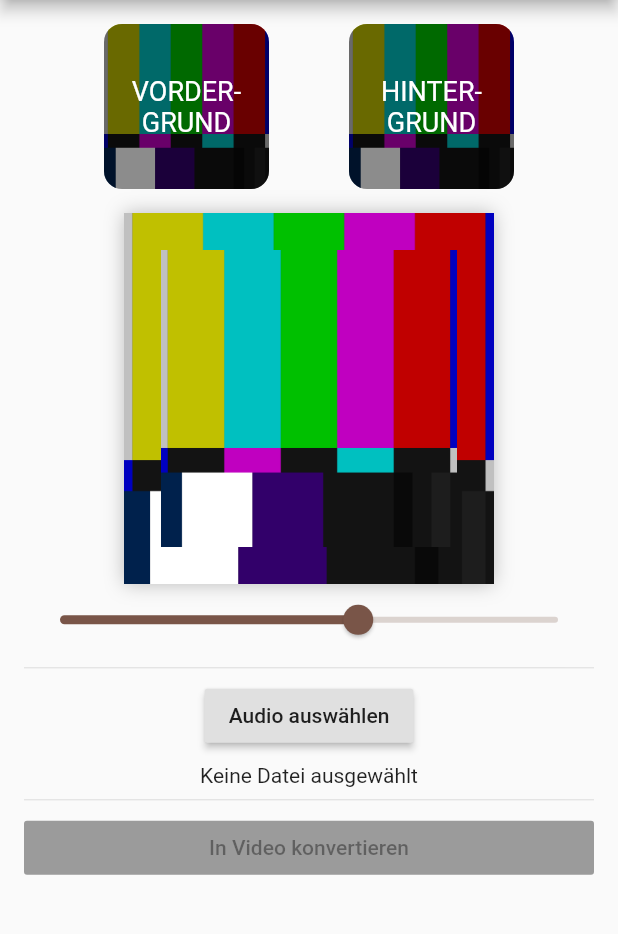
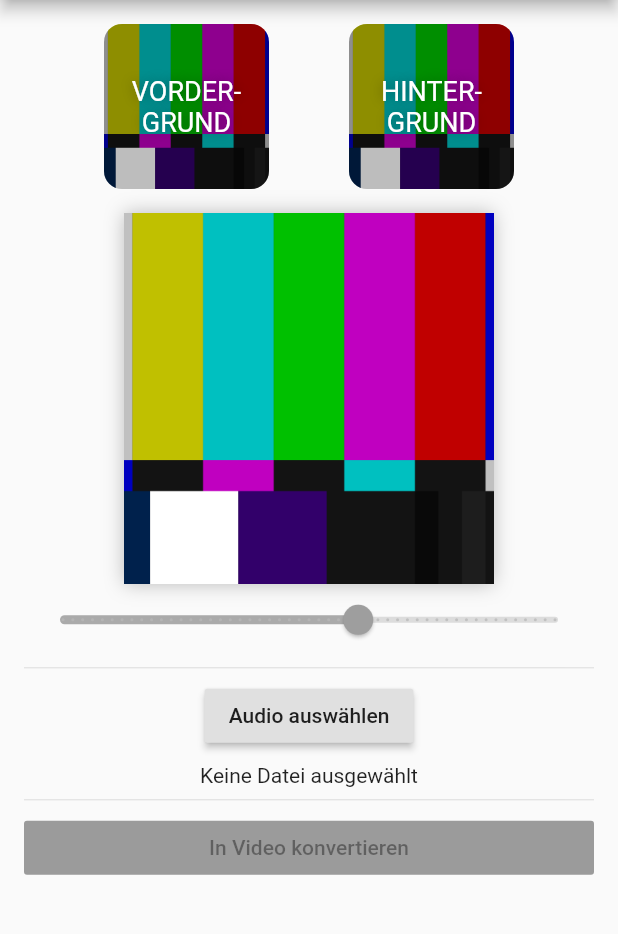
Before and after one commit to doodlezucc/SnippetFeed, a Flutter app: the screen it shows after launch, on a phone screen of 412 x 824 dp, the part 84-1018 px from its top. Run offline on Flutter 3.47's test engine with Material 2 defaults, Android fonts, the phone set to English and light mode, and no system bars; our stand-ins replace file_picker; missing offline and left inert: esys_flutter_share, flutter_ffmpeg, flutter_sound.

Commit message:
made background image optional

```diff
--- a/lib/buttons.dart
+++ b/lib/buttons.dart
@@ -2,7 +2,6 @@ import 'dart:io';
 
 import 'package:file_picker/file_picker.dart';
 import 'package:flutter/material.dart';
-import 'package:path/path.dart';
 
 class StatusFile {
   FileStatus status;
@@ -86,15 +85,17 @@ class ImagePickButton extends FilePickButton {
                 child: Container(
                   width: double.infinity,
                   height: double.infinity,
-                  color: Colors.black45,
+                  color: Colors.black26,
                   child: Center(
                     child: Text(
                       text.toUpperCase(),
                       textAlign: TextAlign.center,
                       style: TextStyle(
-                        fontSize: 18,
-                        color: Colors.white,
-                      ),
+                          fontSize: 18,
+                          color: Colors.white,
+                          shadows: [
+                            Shadow(color: Colors.black38, blurRadius: 10)
+                          ]),
                     ),
                   ),
                 ),
--- a/lib/layered_image.dart
+++ b/lib/layered_image.dart
@@ -16,12 +16,24 @@ class LayeredImage extends StatelessWidget {
 
   @override
   Widget build(BuildContext context) {
+    var frontImage = Image(
+      image: front != null
+          ? FileImage(front)
+          : AssetImage("assets/testpattern.png"),
+      gaplessPlayback: true,
+      fit: BoxFit.cover,
+      width: double.infinity,
+      height: double.infinity,
+    );
+
     return AspectRatio(
       aspectRatio: 1.0,
       child: Container(
           decoration: BoxDecoration(
               boxShadow: [BoxShadow(blurRadius: 10, color: Colors.black26)]),
-          child: Stack(
+          child: back == null
+              ? frontImage
+              : Stack(
                   children: <Widget>[
                     Center(
                         child: Image(
@@ -35,16 +47,7 @@ class LayeredImage extends StatelessWidget {
                     )),
                     Transform.scale(
                       scale: frontSize,
-                child: Center(
-                    child: Image(
-                  image: front != null
-                      ? FileImage(front)
-                      : AssetImage("assets/testpattern.png"),
-                  gaplessPlayback: true,
-                  fit: BoxFit.cover,
-                  width: double.infinity,
-                  height: double.infinity,
-                )),
+                      child: Center(child: frontImage),
                     ),
                   ],
                 )),
```
Also changed, not shown: lib/main.dart (+8 -6 lines), lib/process.dart (+14 -4 lines). Lines whose indentation alone changed are shown as unchanged.
